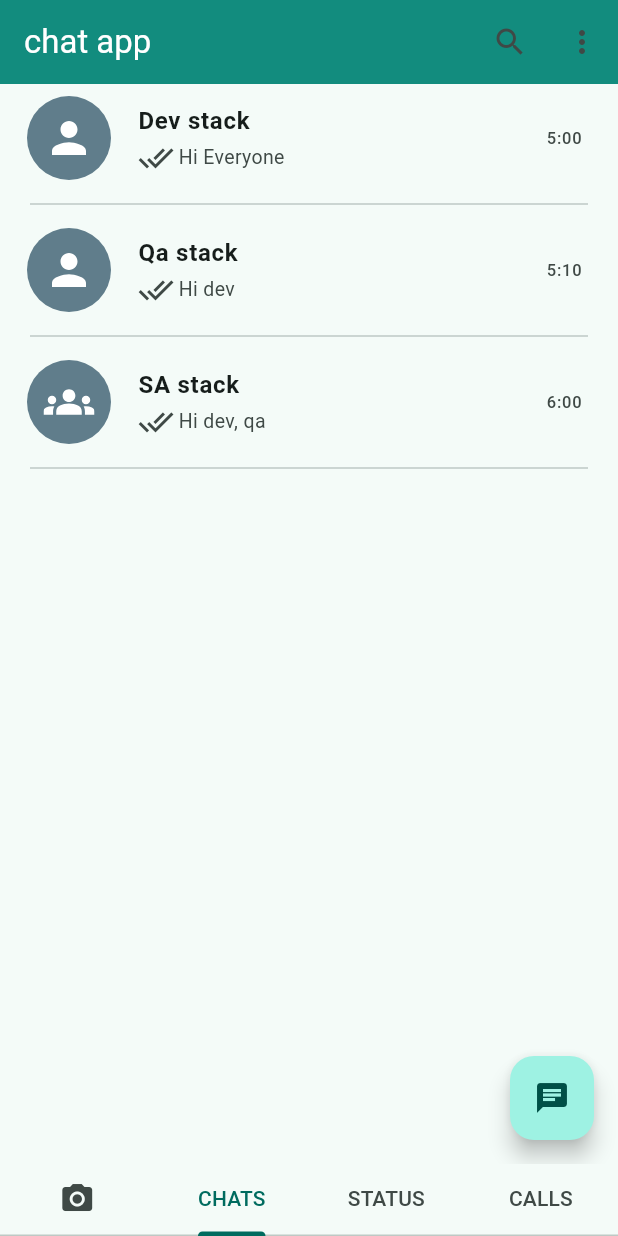
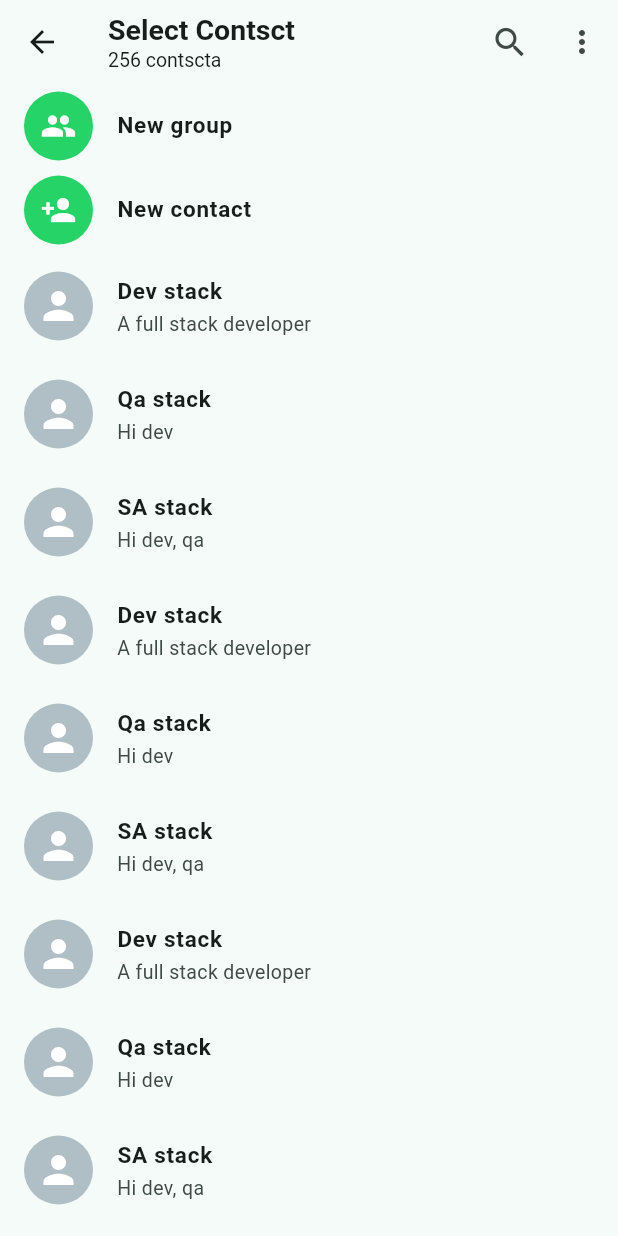
Before and after one commit to sing3demons/flutter_chat_app, a Flutter app: the screen it shows after launch, item 2 of the bottom bar chosen, after a tap on the "chat" icon, on a phone screen of 412 x 824 dp. Run offline on Flutter 3.47's test engine with Material 2 defaults, Android fonts, the phone set to English and light mode, and no system bars; our stand-ins replace flutter_svg.

Commit message:
Working on Select Contact page

```diff
--- /dev/null
+++ b/lib/custom_ui/button_card.dart
@@ -0,0 +1,28 @@
+import 'package:flutter/material.dart';
+import 'package:flutter_chat_app/model/chat_model.dart';
+import 'package:flutter_svg/flutter_svg.dart';
+
+class ButtonCard extends StatelessWidget {
+  const ButtonCard({Key? key, required this.name, required this.icon})
+      : super(key: key);
+
+  final String name;
+  final IconData icon;
+  @override
+  Widget build(BuildContext context) {
+    return InkWell(
+      onTap: () {},
+      child: ListTile(
+        leading: CircleAvatar(
+          radius: 23,
+          backgroundColor: const Color(0xFF25D366),
+          child: Icon(icon, color: Colors.white),
+        ),
+        title: Text(
+          name,
+          style: const TextStyle(fontSize: 15, fontWeight: FontWeight.bold),
+        ),
+      ),
+    );
+  }
+}
--- /dev/null
+++ b/lib/custom_ui/contact_card.dart
@@ -0,0 +1,35 @@
+import 'package:flutter/material.dart';
+import 'package:flutter_chat_app/model/chat_model.dart';
+import 'package:flutter_svg/flutter_svg.dart';
+
+class ContactCard extends StatelessWidget {
+  const ContactCard({Key? key, required this.contact}) : super(key: key);
+  final ChatModel contact;
+
+  @override
+  Widget build(BuildContext context) {
+    return InkWell(
+      onTap: () {},
+      child: ListTile(
+        leading: CircleAvatar(
+          radius: 23,
+          child: SvgPicture.asset(
+            'assets/person.svg',
+            colorFilter: const ColorFilter.mode(Colors.white, BlendMode.srcIn),
+            height: 30,
+            width: 30,
+          ),
+          backgroundColor: Colors.blueGrey[200],
+        ),
+        title: Text(
+          contact.name,
+          style: TextStyle(fontSize: 15, fontWeight: FontWeight.bold),
+        ),
+        subtitle: Text(
+          contact.status ?? '',
+          style: TextStyle(fontSize: 13),
+        ),
+      ),
+    );
+  }
+}
--- a/lib/custom_ui/custom_card.dart
+++ b/lib/custom_ui/custom_card.dart
@@ -24,19 +24,19 @@ class CustomCard extends StatelessWidget {
                 backgroundColor: Colors.blueGrey,
                 radius: 30,
                 child: SvgPicture.asset(
-                    chatModel.isGroup
+                    chatModel.isGroup!
                         ? 'assets/groups.svg'
                         : 'assets/person.svg',
                     colorFilter:
                         const ColorFilter.mode(Colors.white, BlendMode.srcIn),
                     height: 37,
                     width: 34)),
-            trailing: Text(chatModel.time),
+            trailing: Text(chatModel.time!),
             subtitle: Row(
               children: [
                 const Icon(Icons.done_all),
                 const SizedBox(width: 3),
-                Text(chatModel.currentMessage,
+                Text(chatModel.currentMessage!,
                     style: const TextStyle(fontSize: 13)),
               ],
             ),
--- a/lib/model/chat_model.dart
+++ b/lib/model/chat_model.dart
@@ -1,14 +1,20 @@
 class ChatModel {
   String name;
-  String icon;
-  bool isGroup;
-  String time;
-  String currentMessage;
+  String? icon;
+  bool? isGroup;
+  String? time;
+  String? currentMessage;
+  String? status;
+  bool select = false;
+  int? id;
   ChatModel({
     required this.name,
-    required this.icon,
-    required this.isGroup,
-    required this.time,
-    required this.currentMessage,
+    this.icon,
+    this.isGroup,
+    this.time,
+    this.currentMessage,
+    this.status,
+    this.select = false,
+    this.id,
   });
 }
--- a/lib/pages/chat_page.dart
+++ b/lib/pages/chat_page.dart
@@ -1,6 +1,7 @@
 import 'package:flutter/material.dart';
 import 'package:flutter_chat_app/custom_ui/custom_card.dart';
 import 'package:flutter_chat_app/model/chat_model.dart';
+import 'package:flutter_chat_app/screens/select_contact.dart';
 
 class ChatPage extends StatefulWidget {
   const ChatPage({Key? key}) : super(key: key);
@@ -33,8 +34,10 @@ class _ChatPageState extends State<ChatPage> {
   @override
   Widget build(BuildContext context) {
     return Scaffold(
-      floatingActionButton:
-          FloatingActionButton(onPressed: () {}, child: const Icon(Icons.chat)),
+      floatingActionButton: FloatingActionButton(
+          onPressed: () => Navigator.push(context,
+              MaterialPageRoute(builder: (builder) => SelectContact())),
+          child: const Icon(Icons.chat)),
       body: ListView.builder(
           itemCount: chats.length,
           itemBuilder: (context, index) => CustomCard(chatModel: chats[index])),
--- a/lib/screens/individual_page.dart
+++ b/lib/screens/individual_page.dart
@@ -51,7 +51,7 @@ class _IndividualPageState extends State<IndividualPage> {
               radius: 20,
               backgroundColor: Colors.blueGrey,
               child: SvgPicture.asset(
-                  widget.chatModel.isGroup
+                  widget.chatModel.isGroup!
                       ? 'assets/groups.svg'
                       : 'assets/person.svg',
                   colorFilter:
@@ -97,6 +97,8 @@ class _IndividualPageState extends State<IndividualPage> {
                   const PopupMenuItem(
                       value: 'Mute Notification',
                       child: Text('Mute Notification')),
+                  const PopupMenuItem(
+                      value: 'Wallpaper', child: Text('Wallpaper')),
                 ];
               })
         ],
--- /dev/null
+++ b/lib/screens/select_contact.dart
@@ -0,0 +1,93 @@
+import 'package:flutter/material.dart';
+import 'package:flutter_chat_app/custom_ui/button_card.dart';
+import 'package:flutter_chat_app/custom_ui/contact_card.dart';
+import 'package:flutter_chat_app/model/chat_model.dart';
+
+class SelectContact extends StatefulWidget {
+  SelectContact({Key? key}) : super(key: key);
+
+  @override
+  State<SelectContact> createState() => _SelectContactState();
+}
+
+class _SelectContactState extends State<SelectContact> {
+  List<ChatModel> contact = [
+    ChatModel(name: 'Dev stack', status: 'A full stack developer'),
+    ChatModel(name: 'Qa stack', status: 'Hi dev'),
+    ChatModel(name: 'SA stack', status: 'Hi dev, qa'),
+    ChatModel(name: 'Dev stack', status: 'A full stack developer'),
+    ChatModel(name: 'Qa stack', status: 'Hi dev'),
+    ChatModel(name: 'SA stack', status: 'Hi dev, qa'),
+    ChatModel(name: 'Dev stack', status: 'A full stack developer'),
+    ChatModel(name: 'Qa stack', status: 'Hi dev'),
+    ChatModel(name: 'SA stack', status: 'Hi dev, qa'),
+    ChatModel(name: 'Dev stack', status: 'A full stack developer'),
+    ChatModel(name: 'Qa stack', status: 'Hi dev'),
+    ChatModel(name: 'SA stack', status: 'Hi dev, qa'),
+    ChatModel(name: 'Dev stack', status: 'A full stack developer'),
+    ChatModel(name: 'Qa stack', status: 'Hi dev'),
+    ChatModel(name: 'SA stack', status: 'Hi dev, qa'),
+    ChatModel(name: 'Dev stack', status: 'A full stack developer'),
+    ChatModel(name: 'Qa stack', status: 'Hi dev'),
+    ChatModel(name: 'SA stack', status: 'Hi dev, qa'),
+  ];
+  @override
+  Widget build(BuildContext context) {
+    return Scaffold(
+      appBar: AppBar(
+        title: const Column(
+          mainAxisAlignment: MainAxisAlignment.start,
+          crossAxisAlignment: CrossAxisAlignment.start,
+          children: [
+            Text(
+              'Select Contsct',
+              style: TextStyle(fontSize: 19, fontWeight: FontWeight.bold),
+            ),
+            Text(
+              '256 contscta',
+              style: TextStyle(fontSize: 13),
+            ),
+          ],
+        ),
+        actions: [
+          IconButton(
+            onPressed: () {},
+            icon: const Icon(
+              Icons.search,
+              size: 26,
+            ),
+          ),
+          PopupMenuButton(
+              onSelected: (value) => print(value),
+              itemBuilder: (BuildContext context) {
+                return [
+                  const PopupMenuItem(
+                      value: 'Invite a friend', child: Text('Invite a friend')),
+                  const PopupMenuItem(value: 'Contact', child: Text('Contact')),
+                  const PopupMenuItem(value: 'Refresh', child: Text('Refresh')),
+                  const PopupMenuItem(value: 'Search', child: Text('Search')),
+                  const PopupMenuItem(value: 'Help', child: Text('Help')),
+                ];
+              })
+        ],
+      ),
+      body: ListView.builder(
+          itemCount: contact.length + 2,
+          itemBuilder: (context, index) {
+            if (index == 0) {
+              return const ButtonCard(
+                icon: Icons.group,
+                name: "New group",
+              );
+            } else if (index == 1) {
+              return const ButtonCard(
+                icon: Icons.person_add,
+                name: "New contact",
+              );
+            } else {
+              return ContactCard(contact: contact[index - 2]);
+            }
+          }),
+    );
+  }
+}
```
